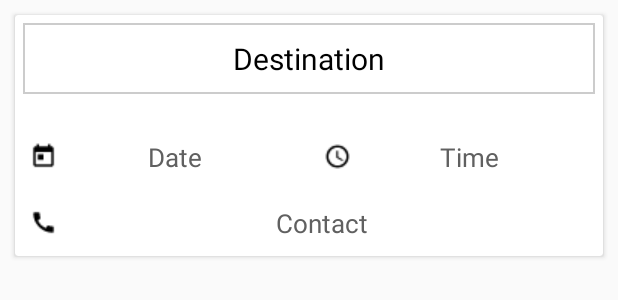
After one commit to Freya02/HealthCare24x7, an Android app: the layout history_row.xml on its own in the app's theme, with its tools: preview values and no code run, on a phone screen of 412 x 824 dp. The commit adds this screen. Shown: the top 300 px of the screen. Run offline under Robolectric (Android 15) with nearby library versions, the phone set to English and light mode, and no system bars.

Commit message:
Third Commit

```diff
--- a/app/src/main/AndroidManifest.xml
+++ b/app/src/main/AndroidManifest.xml
@@ -3,10 +3,11 @@
     package="com.example.prashantmishra.healthcare247">
 
     <uses-permission android:name="android.permission.ACCESS_FINE_LOCATION" />
+    <uses-permission android:name="android.permission.INTERNET" />
 
     <application
         android:allowBackup="true"
-        android:icon="@mipmap/ic_launcher"
+        android:icon="@drawable/logo"
         android:label="@string/app_name"
         android:roundIcon="@mipmap/ic_launcher_round"
         android:supportsRtl="true"
--- /dev/null
+++ b/app/src/main/res/drawable/cardview_border.xml
@@ -0,0 +1,8 @@
+<?xml version="1.0" encoding="utf-8"?>
+<shape xmlns:android="http://schemas.android.com/apk/res/android"
+    android:shape="rectangle"
+    >
+    <padding android:left="10dp" android:right="10dp" android:top="10dp" android:bottom="10dp"/>
+    <stroke android:width="1dp" android:color="#CCCCCC"/>
+
+</shape>
--- /dev/null
+++ b/app/src/main/res/layout/history_row.xml
@@ -0,0 +1,67 @@
+<?xml version="1.0" encoding="utf-8"?>
+<android.support.v7.widget.CardView
+    xmlns:android="http://schemas.android.com/apk/res/android"
+    android:layout_width="match_parent"
+    android:layout_height="wrap_content"
+    android:layout_margin="10dp"
+    android:orientation="vertical">
+
+    <LinearLayout
+        android:layout_width="match_parent"
+        android:layout_height="match_parent"
+        android:orientation="vertical">
+        <TextView
+            android:layout_width="match_parent"
+            android:layout_height="wrap_content"
+            android:id="@+id/dest_add"
+            android:text="Destination"
+            android:layout_marginTop="5dp"
+            android:layout_marginLeft="5dp"
+            android:layout_marginRight="5dp"
+            android:layout_marginBottom="20dp"
+            android:textColor="#000"
+            android:textSize="20sp"
+            android:gravity="center"
+            android:background="@drawable/cardview_border"/>
+
+        <LinearLayout
+            android:layout_width="match_parent"
+            android:layout_height="wrap_content"
+            android:orientation="horizontal">
+            <TextView
+                android:layout_width="0dp"
+                android:layout_height="wrap_content"
+                android:id="@+id/date"
+                android:text="Date"
+                android:layout_margin="10dp"
+                android:textColor="#606060"
+                android:textSize="17sp"
+                android:layout_weight="1"
+                android:gravity="center"
+                android:drawableLeft="@drawable/calender"/>
+
+            <TextView
+                android:layout_width="0dp"
+                android:layout_height="wrap_content"
+                android:id="@+id/time"
+                android:text="Time"
+                android:layout_margin="10dp"
+                android:textColor="#606060"
+                android:textSize="17sp"
+                android:layout_weight="1"
+                android:gravity="center"
+                android:drawableLeft="@drawable/time"/>
+        </LinearLayout>
+        <TextView
+            android:layout_width="match_parent"
+            android:layout_height="wrap_content"
+            android:id="@+id/contact"
+            android:text="Contact"
+            android:layout_margin="10dp"
+            android:textColor="#606060"
+            android:textSize="17sp"
+            android:gravity="center"
+            android:drawableLeft="@drawable/call"/>
+    </LinearLayout>
+
+</android.support.v7.widget.CardView>
```
Also changed, not shown: app/build.gradle (+9 -0 lines), app/src/main/java/com/example/prashantmishra/healthcare247/DriverHistory.java (+72 -1 lines), app/src/main/java/com/example/prashantmishra/healthcare247/MainActivity2.java (+6 -10 lines), app/src/main/java/com/example/prashantmishra/healthcare247/SingleHistory.java (added, +55 -0 lines), app/src/main/res/layout/activity_driver_history.xml (+21 -2 lines), app/src/main/res/layout/activity_main2.xml (+0 -13 lines), app/src/main/res/menu/activity_main_drawer.xml (+4 -8 lines), app/src/main/res/drawable/calender.png (added), app/src/main/res/drawable/call.png (added), app/src/main/res/drawable/history.png (added), app/src/main/res/drawable/location.png (added), app/src/main/res/drawable/logo.png (added), app/src/main/res/drawable/time.png (added).
